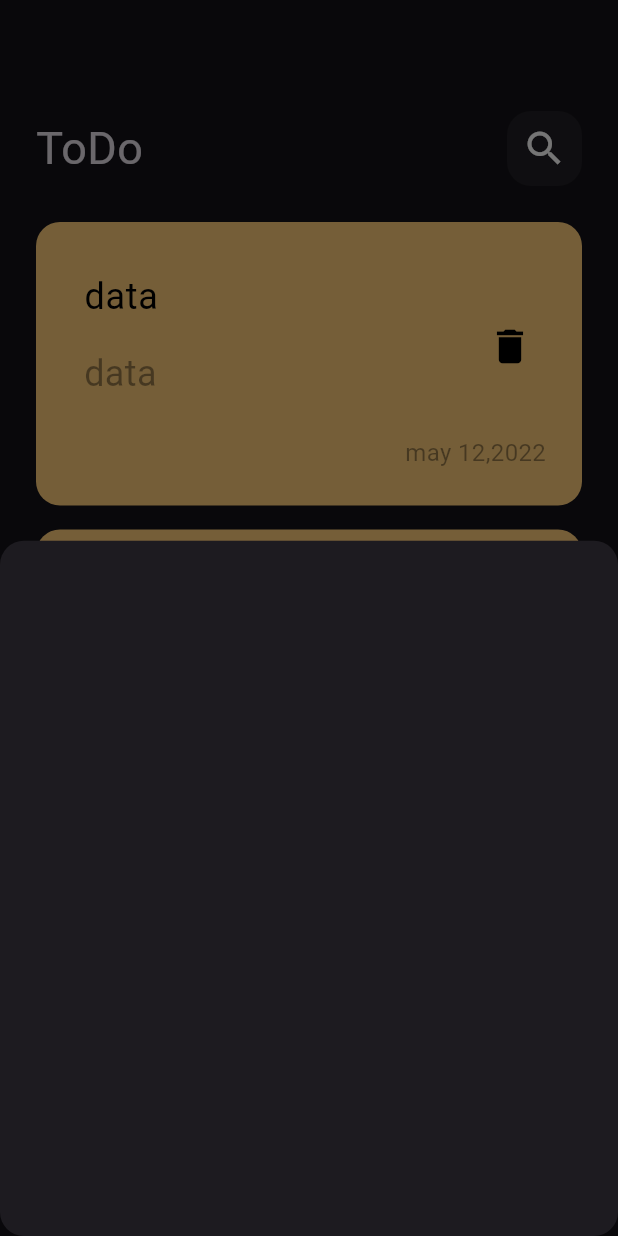
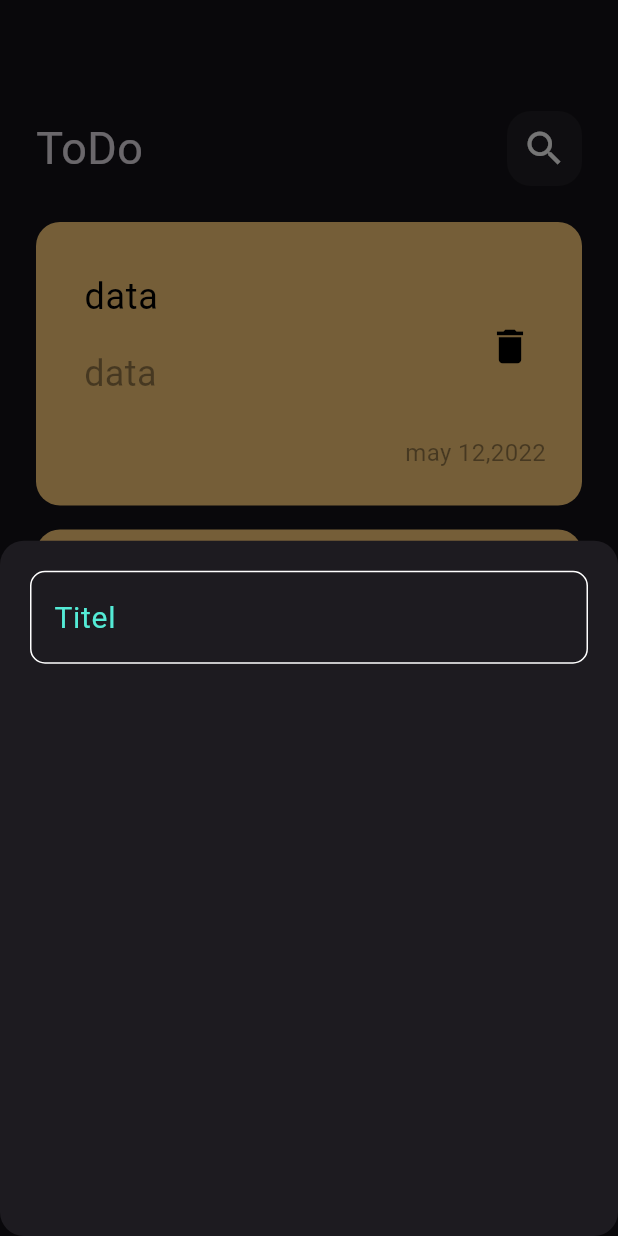
Before and after one commit to Ezzat200/notes-app, a Flutter app: the screen it shows after launch, after a tap on the "add" icon, on a phone screen of 412 x 824 dp. Run offline on Flutter 3.47's test engine with Material 3 defaults, Android fonts, the phone set to English and light mode, and no system bars.

Commit message:
add textField

```diff
--- /dev/null
+++ b/todo_app/lib/constans.dart
@@ -0,0 +1,3 @@
+import 'package:flutter/material.dart';
+
+const kPrimaryColor = Color(0xff54EBD6);
--- a/todo_app/lib/widgets/Add_ToDo_BottomSheet.dart
+++ b/todo_app/lib/widgets/Add_ToDo_BottomSheet.dart
@@ -1,10 +1,20 @@
 import 'package:flutter/material.dart';
+import 'package:todo_app/widgets/CustomText.dart';
 
 class AddTodoBottomSheet extends StatelessWidget {
   const AddTodoBottomSheet({super.key});
 
   @override
   Widget build(BuildContext context) {
-    return  Container();
+    return Padding(
+      padding: const EdgeInsets.all(20),
+      child: Column(
+        children: [
+          CustomText(
+
+          )
+        ],
+      ),
+    );
   }
 }
--- /dev/null
+++ b/todo_app/lib/widgets/CustomText.dart
@@ -0,0 +1,43 @@
+import 'package:flutter/material.dart';
+import 'package:todo_app/constans.dart';
+
+class CustomText extends StatelessWidget {
+
+  CustomText();
+
+  @override
+  Widget build(BuildContext context) {
+    return  TextFormField(
+
+
+
+      decoration: InputDecoration(
+
+        hintText: 'Titel',
+
+        hintStyle: const TextStyle(color:kPrimaryColor,fontSize: 20),
+        border:  OutlineInputBorder(
+          borderRadius: BorderRadius.circular(10),
+          borderSide: const BorderSide(
+              color: Colors.white
+          ),
+
+        ),
+        enabledBorder: OutlineInputBorder(
+           borderRadius: BorderRadius.circular(10),
+          borderSide: const BorderSide(
+            color: Colors.white
+          ),
+
+
+        ),
+        focusedBorder:  OutlineInputBorder(
+           borderRadius: BorderRadius.circular(10),
+          borderSide:const BorderSide(
+            color: kPrimaryColor
+          ),
+      ),
+
+    ));
+  }
+}
```
